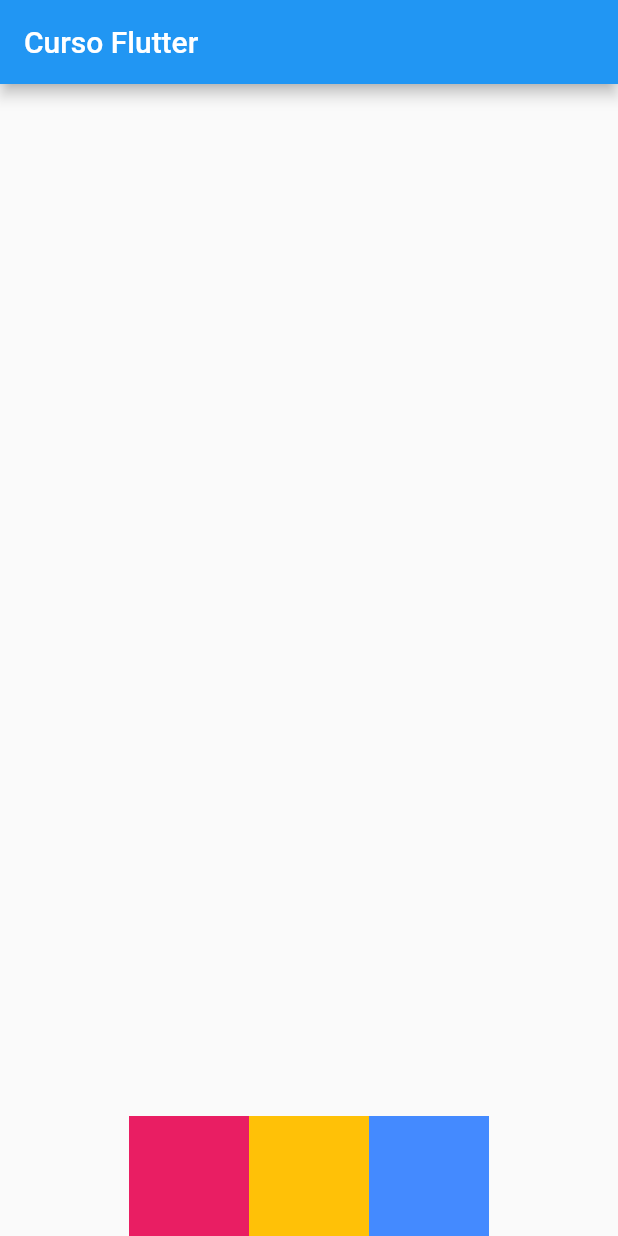
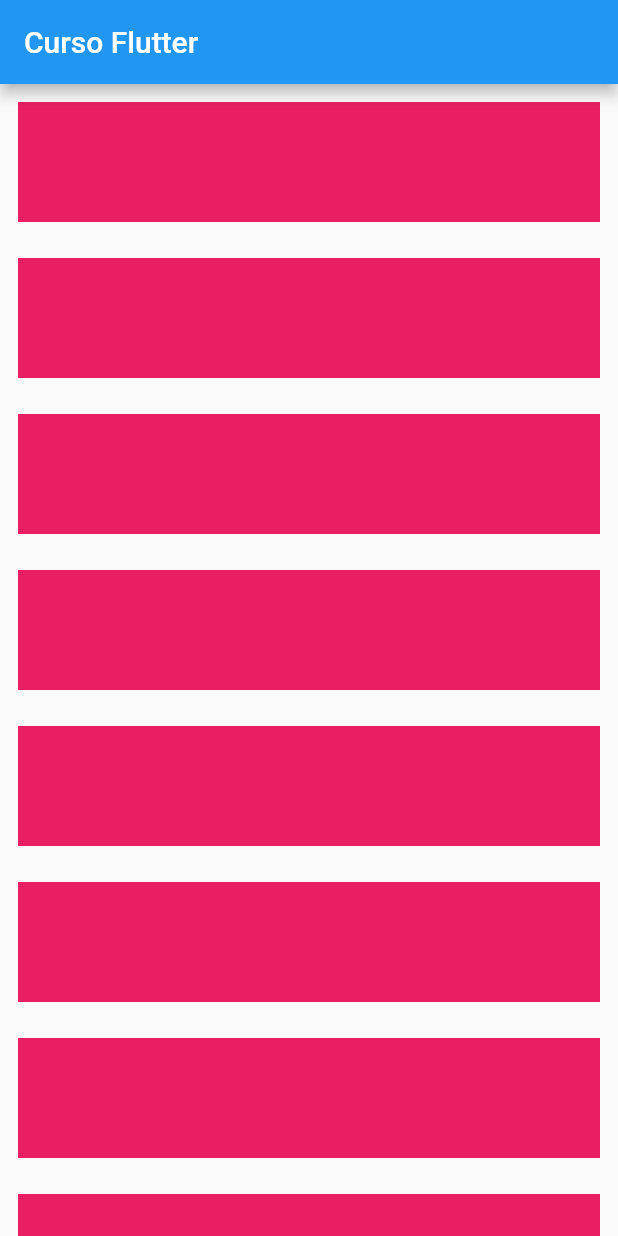
Before and after one commit to bmotadev/projeto-estudo-flutter, a Flutter app: the screen it shows after launch, on a phone screen of 412 x 824 dp. Run offline on Flutter 3.47's test engine with Material 2 defaults, Android fonts, the phone set to English and light mode, and no system bars.

Commit message:
:sparkles: feat: widget Scroll

```diff
--- a/lib/home_page.dart
+++ b/lib/home_page.dart
@@ -22,26 +22,18 @@ class _HomePageState extends State<HomePage> {
       body: SizedBox(
           width: double.infinity,
           height: double.infinity,
-          child: Row(
-            mainAxisAlignment: MainAxisAlignment.center,
-            crossAxisAlignment: CrossAxisAlignment.end,
+          child: SingleChildScrollView(
+            child: Column(
               children: [
+                for (var i = 0; i < 10; i++)
                   Container(
-                width: 80,
+                    width: double.infinity,
                     height: 80,
+                    margin: EdgeInsets.all(12),
                     color: Colors.pink,
-              ),
-              Container(
-                width: 80,
-                height: 80,
-                color: Colors.amber,
-              ),
-              Container(
-                width: 80,
-                height: 80,
-                color: Colors.blueAccent,
                   )
               ],
+            ),
           )),
     );
   }
```
Lines whose indentation alone changed are shown as unchanged.
